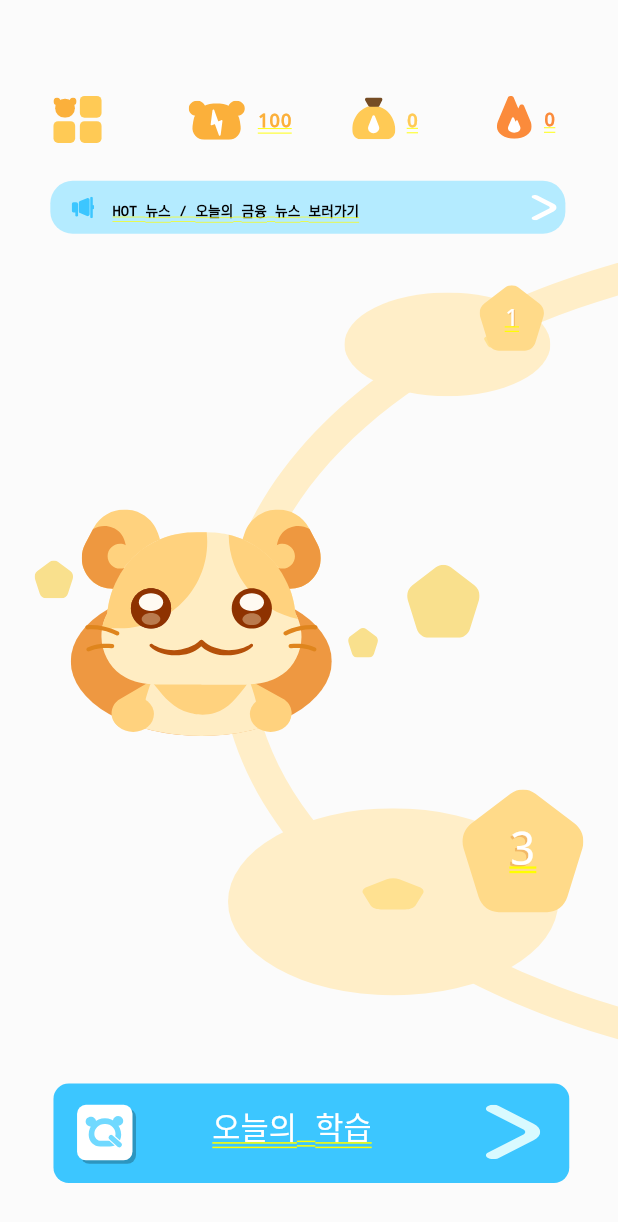
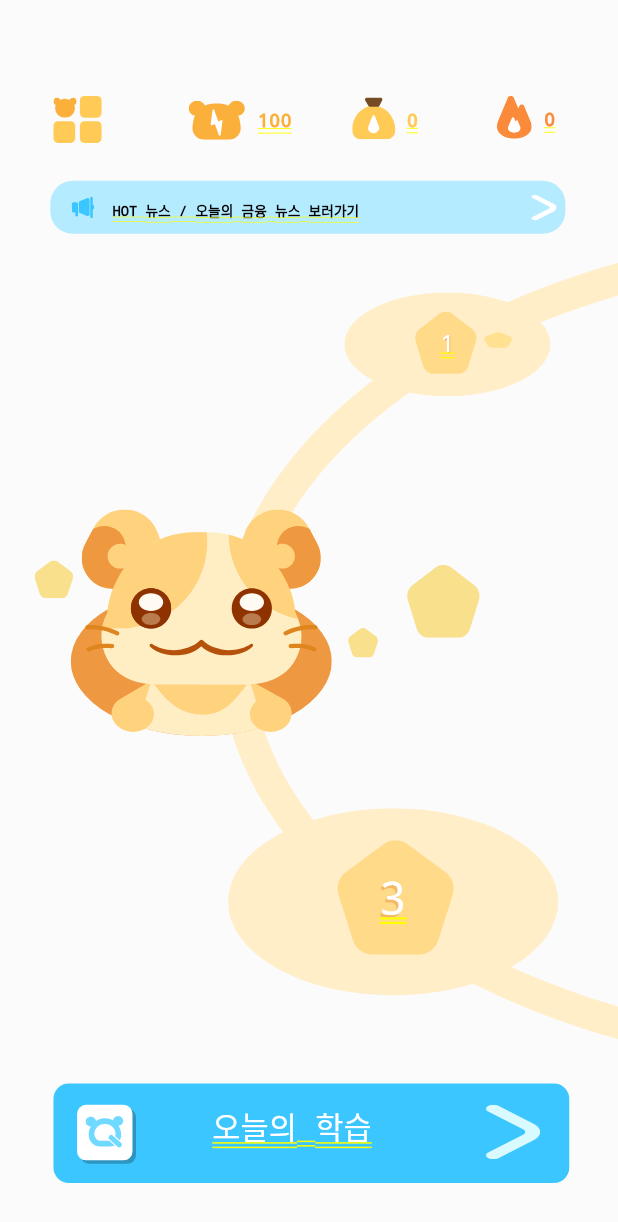
Before and after one commit to gayun829/hamfinz, a Flutter app: the HomeScreen screen opened directly, on a phone screen of 412 x 824 dp. Shown: the top 1222 px of the screen. Run offline on Flutter 3.47's test engine with Material 3 defaults, Android fonts, the phone set to English and light mode, and no system bars; our stand-ins replace cloud_firestore, cloud_functions, firebase_auth, firebase_core, flutter_svg, webview_flutter; accounts and stored records are empty; network calls fail; project files that could hold a hidden picture were left out.

Commit message:
Center stage pentagons on map ellipse nodes.
Co-authored-by: Cursor <cursoragent@cursor.com>

```diff
--- a/lib/screens/home/home_screen.dart
+++ b/lib/screens/home/home_screen.dart
@@ -540,17 +540,18 @@ List<Widget> _buildFigmaHomeLayers({
     ),
 
     // ── 131:5322/5421, 131:5423/5424 스테이지 오각형 + 번호 ──
+    // Figma vector bbox는 drop-shadow 여백 때문에 타원 중심과 어긋난다.
+    // flutter_svg는 filter 미지원 → 타원(154/155) 중심에 오각형을 맞춘다.
     _HomeStagePentagon(
       figma: figma,
-      left: 304.9996337890625,
-      top: 181.42132568359375,
+      centerX: 219 + 131 / 2,
+      centerY: 186 + 66 / 2,
       width: 40.99964304702837,
       height: 41.66641630988579,
       asset: tier.decoVector2,
       label: '1',
       fontSize: 15.167,
       shadowOffset: Offset(0.782, 0.782),
-      svgBleed: const EdgeInsets.only(right: 0.0523, bottom: 0.0536),
     ),
     FigmaBox(
       figma: figma,
@@ -562,15 +563,14 @@ List<Widget> _buildFigmaHomeLayers({
     ),
     _HomeStagePentagon(
       figma: figma,
-      left: 294.0031433105469,
-      top: 502.0601501464844,
+      centerX: 145 + 210 / 2,
+      centerY: 514 + 119 / 2,
       width: 77.00312867523678,
       height: 78.25542120861064,
       asset: tier.node3Flag,
       label: '3',
       fontSize: 28.485,
       shadowOffset: Offset(-1.453, 1.468),
-      svgBleed: const EdgeInsets.only(left: 0.0432, bottom: 0.0773),
     ),
 
     // ── 162:421 햄스터 (최상단) ──
@@ -683,25 +683,23 @@ class _HomeLearningCta extends StatelessWidget {
 
 /// Figma 131:5322 / 131:5423 오각형 + 131:5421 / 131:5424 번호.
 ///
-/// Figma MCP 기준 번호는 오각형 bounds 안에서 center 정렬된다.
-/// SVG는 inset bleed(그림자)만큼 box 밖으로 확장한다.
+/// [centerX]/[centerY]는 맵 타원(154·155) 중심 — 번호·오각형 모두 여기에 맞춘다.
 class _HomeStagePentagon extends StatelessWidget {
   const _HomeStagePentagon({
     required this.figma,
-    required this.left,
-    required this.top,
+    required this.centerX,
+    required this.centerY,
     required this.width,
     required this.height,
     required this.asset,
     required this.label,
     required this.fontSize,
     required this.shadowOffset,
-    required this.svgBleed,
   });
 
   final FigmaScale figma;
-  final double left;
-  final double top;
+  final double centerX;
+  final double centerY;
   final double width;
   final double height;
   final String asset;
@@ -709,29 +707,20 @@ class _HomeStagePentagon extends StatelessWidget {
   final double fontSize;
   final Offset shadowOffset;
 
-  /// Figma export `inset-[...]` — 비율(0~1)로 box 대비 bleed.
-  final EdgeInsets svgBleed;
-
   @override
   Widget build(BuildContext context) {
     final s = figma.s;
     return FigmaBox(
       figma: figma,
-      left: left,
-      top: top,
+      left: centerX - width / 2,
+      top: centerY - height / 2,
       width: width,
       height: height,
       child: Stack(
         clipBehavior: Clip.none,
         alignment: Alignment.center,
         children: [
-          Positioned(
-            left: -width * svgBleed.left,
-            top: -height * svgBleed.top,
-            right: -width * svgBleed.right,
-            bottom: -height * svgBleed.bottom,
-            child: FigmaSvg(asset, fit: BoxFit.fill),
-          ),
+          Positioned.fill(child: FigmaSvg(asset, fit: BoxFit.fill)),
           Text(
             label,
             style: TextStyle(
```
